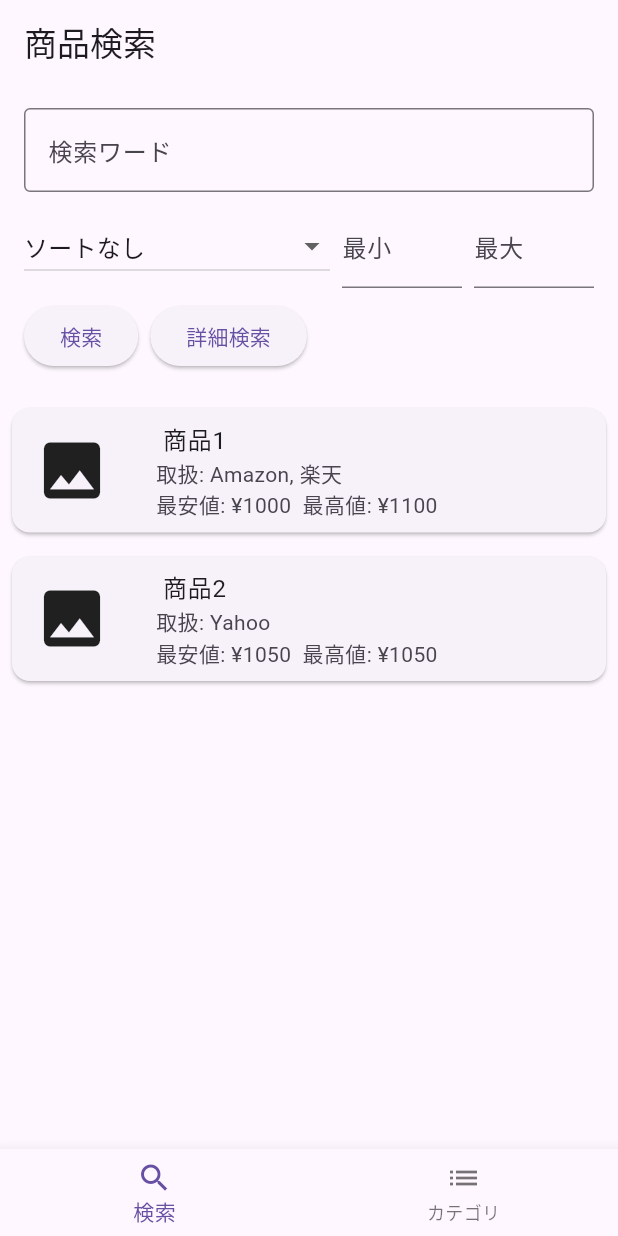
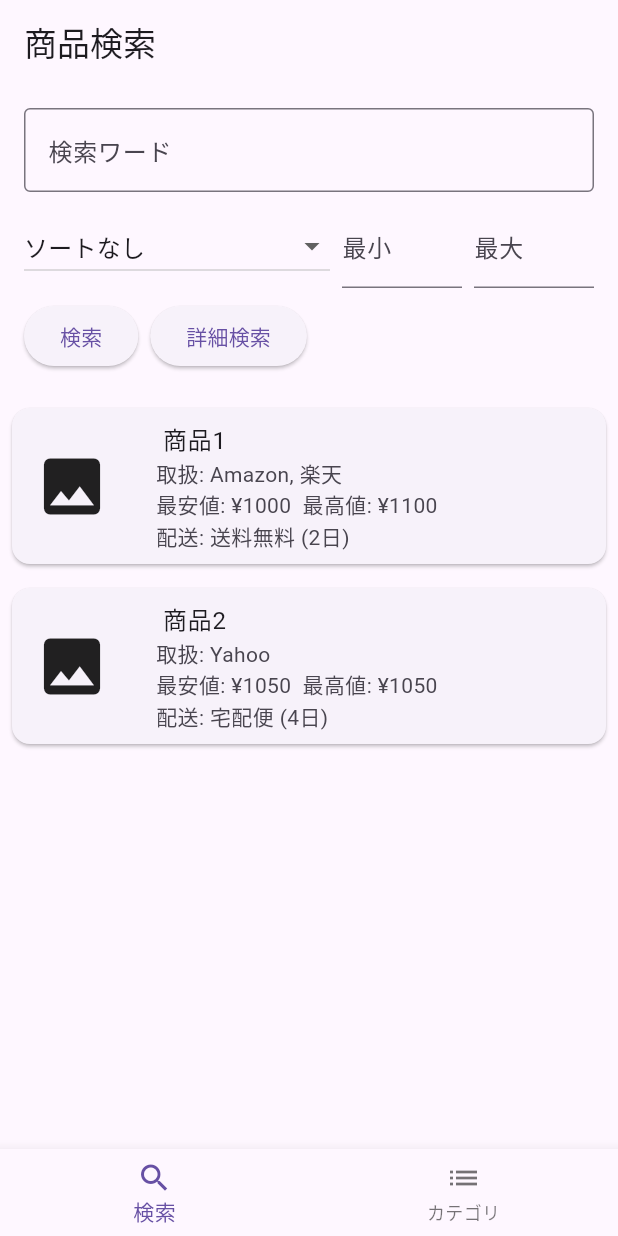
Before and after one commit to YuichiroKawabata-fg/FlutterPoC, a Flutter app: the screen it shows after launch, after a tap on "検索", on a phone screen of 412 x 824 dp. Run offline on Flutter 3.47's test engine with Material 3 defaults, Android fonts, the phone set to English and light mode, and no system bars; network calls fail.

Commit message:
Add shipping name and delivery day

```diff
--- a/shop_compare/lib/models/product.dart
+++ b/shop_compare/lib/models/product.dart
@@ -3,6 +3,8 @@ class Product {
   final String name;
   final int price;
   final int shipping;
+  final String shippingName;
+  final int deliveryDay;
   final String eta;
   final String imageUrl;
   final String itemUrl;
@@ -12,6 +14,8 @@ class Product {
     required this.name,
     required this.price,
     required this.shipping,
+    required this.shippingName,
+    required this.deliveryDay,
     required this.eta,
     required this.imageUrl,
     required this.itemUrl,
--- a/shop_compare/lib/providers/shop_provider.dart
+++ b/shop_compare/lib/providers/shop_provider.dart
@@ -54,11 +54,15 @@ class ShopProvider with ChangeNotifier {
             image = await _fetchImageFromYahoo(e['code']);
           }
           final itemUrl = e['url'] ?? '';
+          final shippingName = e['shipping']?['name'] ?? '';
+          final deliveryDay = (e['delivery']?['day'] as num?)?.toInt() ?? 0;
           return Product(
             shopName: 'Yahoo',
             name: e['name'] ?? '',
             price: (e['price'] as num?)?.toInt() ?? 0,
             shipping: 0,
+            shippingName: shippingName,
+            deliveryDay: deliveryDay,
             eta: '',
             imageUrl: image,
             itemUrl: itemUrl,
@@ -75,17 +79,62 @@ class ShopProvider with ChangeNotifier {
   List<Product> _mockSearch(String query) {
     // Placeholder search returning sample data.
     return [
-      Product(shopName: 'Amazon', name: '$query 商品1', price: 1000, shipping: 0, eta: '2 days', imageUrl: '', itemUrl: ''),
-      Product(shopName: '楽天', name: '$query 商品1', price: 1100, shipping: 100, eta: '3 days', imageUrl: '', itemUrl: ''),
-      Product(shopName: 'Yahoo', name: '$query 商品2', price: 1050, shipping: 50, eta: '4 days', imageUrl: '', itemUrl: ''),
+      Product(
+          shopName: 'Amazon',
+          name: '$query 商品1',
+          price: 1000,
+          shipping: 0,
+          shippingName: '送料無料',
+          deliveryDay: 2,
+          eta: '2 days',
+          imageUrl: '',
+          itemUrl: ''),
+      Product(
+          shopName: '楽天',
+          name: '$query 商品1',
+          price: 1100,
+          shipping: 100,
+          shippingName: '宅配便',
+          deliveryDay: 3,
+          eta: '3 days',
+          imageUrl: '',
+          itemUrl: ''),
+      Product(
+          shopName: 'Yahoo',
+          name: '$query 商品2',
+          price: 1050,
+          shipping: 50,
+          shippingName: '宅配便',
+          deliveryDay: 4,
+          eta: '4 days',
+          imageUrl: '',
+          itemUrl: ''),
     ];
   }
 
   Future<List<Product>> trending(String category) async {
     await Future.delayed(const Duration(milliseconds: 300));
     return [
-      Product(shopName: 'Amazon', name: '$category Hit A', price: 2000, shipping: 0, eta: '2 days', imageUrl: '', itemUrl: ''),
-      Product(shopName: 'Rakuten', name: '$category Hit B', price: 2100, shipping: 100, eta: '3 days', imageUrl: '', itemUrl: ''),
+      Product(
+          shopName: 'Amazon',
+          name: '$category Hit A',
+          price: 2000,
+          shipping: 0,
+          shippingName: '送料無料',
+          deliveryDay: 2,
+          eta: '2 days',
+          imageUrl: '',
+          itemUrl: ''),
+      Product(
+          shopName: 'Rakuten',
+          name: '$category Hit B',
+          price: 2100,
+          shipping: 100,
+          shippingName: '宅配便',
+          deliveryDay: 3,
+          eta: '3 days',
+          imageUrl: '',
+          itemUrl: ''),
     ];
   }
 }
--- a/shop_compare/lib/screens/product_screen.dart
+++ b/shop_compare/lib/screens/product_screen.dart
@@ -44,7 +44,8 @@ class ProductScreen extends StatelessWidget {
                 return ListTile(
                   leading: const Icon(Icons.store),
                   title: Text(o.shopName),
-                  subtitle: Text('価格: ¥${o.price} 送料: ¥${o.shipping} 配送: ${o.eta}'),
+                  subtitle: Text(
+                      '価格: ¥${o.price} 送料: ¥${o.shipping} ${o.shippingName} 配送: ${o.eta} (${o.deliveryDay}日)'),
                   onTap: () async {
                     if (o.itemUrl.isEmpty) return;
                     final uri = Uri.parse(o.itemUrl);
--- a/shop_compare/lib/screens/result_screen.dart
+++ b/shop_compare/lib/screens/result_screen.dart
@@ -18,7 +18,8 @@ class ResultScreen extends StatelessWidget {
             margin: const EdgeInsets.all(8),
             child: ListTile(
               title: Text('${p.shopName}: ${p.name}'),
-              subtitle: Text('¥${p.price} (送料: ¥${p.shipping})\n到着予定: ${p.eta}'),
+              subtitle: Text(
+                  '¥${p.price} (送料: ¥${p.shipping} ${p.shippingName})\n到着予定: ${p.eta} (${p.deliveryDay}日)'),
             ),
           );
         },
--- a/shop_compare/lib/screens/search_screen.dart
+++ b/shop_compare/lib/screens/search_screen.dart
@@ -21,6 +21,17 @@ class _AggregatedProduct {
   int get maxPrice => offers.map((p) => p.price).reduce((a, b) => a > b ? a : b);
   List<String> get shopNames => offers.map((p) => p.shopName).toList();
   String get imageUrl => offers.isNotEmpty ? offers.first.imageUrl : '';
+  String get shippingName {
+    if (offers.isEmpty) return '';
+    final cheapest = offers.reduce((a, b) => a.price <= b.price ? a : b);
+    return cheapest.shippingName;
+  }
+
+  int get deliveryDay {
+    if (offers.isEmpty) return 0;
+    final cheapest = offers.reduce((a, b) => a.price <= b.price ? a : b);
+    return cheapest.deliveryDay;
+  }
 }
 
 class _SearchScreenState extends State<SearchScreen> {
@@ -75,7 +86,7 @@ class _SearchScreenState extends State<SearchScreen> {
                                 child: ListTile(
                                   title: Text(item.name),
                                   subtitle: Text(
-                                      '取扱: ${item.shopNames.join(', ')}\n最安値: ¥${item.minPrice}  最高値: ¥${item.maxPrice}'),
+                                      '取扱: ${item.shopNames.join(', ')}\n最安値: ¥${item.minPrice}  最高値: ¥${item.maxPrice}\n配送: ${item.shippingName} (${item.deliveryDay}日)'),
                                 ),
                               ),
                             ],
--- a/shop_compare/lib/screens/trending_screen.dart
+++ b/shop_compare/lib/screens/trending_screen.dart
@@ -25,7 +25,8 @@ class TrendingScreen extends StatelessWidget {
                 margin: const EdgeInsets.all(8),
                 child: ListTile(
                   title: Text('${p.shopName}: ${p.name}'),
-                  subtitle: Text('¥${p.price} (送料: ¥${p.shipping})\n到着予定: ${p.eta}'),
+                  subtitle: Text(
+                      '¥${p.price} (送料: ¥${p.shipping} ${p.shippingName})\n到着予定: ${p.eta} (${p.deliveryDay}日)'),
                 ),
               );
             },
```
